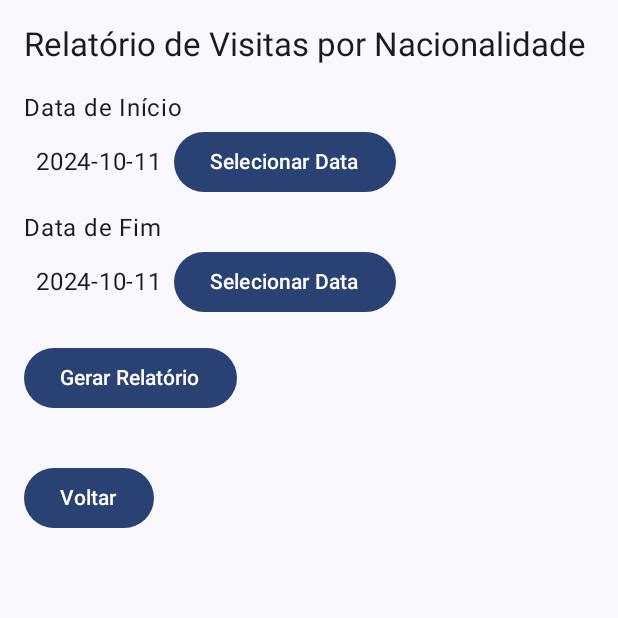
After one commit to billgatos/ProjAplicadoG06, an Android app built with Jetpack Compose: the composable RelatorioVisitasScreen shown on its own in the app's theme, on a phone screen of 412 x 824 dp, the top half of it. The commit adds this screen. Run offline under Robolectric (Android 15) with nearby library versions, the phone set to English and light mode, and no system bars.

Commit message:
relatórios

```diff
--- a/LojaSocialBD/app/build.gradle.kts
+++ b/LojaSocialBD/app/build.gradle.kts
@@ -10,7 +10,7 @@ android {
 
     defaultConfig {
         applicationId = "com.example.lojasocialbd"
-        minSdk = 24
+        minSdk = 26
         targetSdk = 34
         versionCode = 1
         versionName = "1.0"
--- a/LojaSocialBD/app/src/main/java/com/example/lojasocialbd/AdminHomeScreen.kt
+++ b/LojaSocialBD/app/src/main/java/com/example/lojasocialbd/AdminHomeScreen.kt
@@ -48,6 +48,9 @@ fun AdminHomeScreen(onOptionClick: (String) -> Unit, onLogoutClick: () -> Unit)
             Text("Voluntário")
         }
 
+        Button(onClick = { onOptionClick("Relatórios") }) {
+            Text("Relatórios")
+        }
         Spacer(modifier = Modifier.height(24.dp))
 
         Button(onClick = { onLogoutClick() }, colors = ButtonDefaults.buttonColors(MaterialTheme.colorScheme.error)) {
--- /dev/null
+++ b/LojaSocialBD/app/src/main/java/com/example/lojasocialbd/RelatorioVisitasScreen.kt
@@ -0,0 +1,113 @@
+package com.example.lojasocialbd
+import android.app.DatePickerDialog
+import android.widget.DatePicker
+import androidx.compose.foundation.layout.*
+import androidx.compose.foundation.lazy.LazyColumn
+import androidx.compose.foundation.lazy.items
+import androidx.compose.material3.*
+import androidx.compose.runtime.*
+import androidx.compose.ui.Alignment
+import androidx.compose.ui.Modifier
+import androidx.compose.ui.platform.LocalContext
+import androidx.compose.ui.unit.dp
+import java.time.LocalDate
+import java.util.*
+
+@Composable
+fun RelatorioVisitasScreen(onVoltarClick: () -> Unit) {
+    var dataInicio by remember { mutableStateOf(LocalDate.now()) }
+    var dataFim by remember { mutableStateOf(LocalDate.now()) }
+    var visitasPorNacionalidade by remember { mutableStateOf(listOf<VisitaPorNacionalidade>()) }
+    var showResults by remember { mutableStateOf(false) }
+
+    Column(modifier = Modifier.padding(16.dp)) {
+        Text("Relatório de Visitas por Nacionalidade", style = MaterialTheme.typography.titleLarge)
+
+        Spacer(modifier = Modifier.height(16.dp))
+
+        // Seleção de Data de Início
+        Text(text = "Data de Início")
+        DatePickerDialogComponent(selectedDate = dataInicio) { selectedDate ->
+            dataInicio = selectedDate
+        }
+
+        Spacer(modifier = Modifier.height(8.dp))
+
+        // Seleção de Data de Fim
+        Text(text = "Data de Fim")
+        DatePickerDialogComponent(selectedDate = dataFim) { selectedDate ->
+            dataFim = selectedDate
+        }
+
+        Spacer(modifier = Modifier.height(16.dp))
+
+        // Botão para gerar o relatório
+        Button(onClick = {
+            // Aqui você chamaria uma função para buscar os dados do banco de dados
+            visitasPorNacionalidade = gerarRelatorioVisitasPorNacionalidade(dataInicio, dataFim)
+            showResults = true
+        }) {
+            Text("Gerar Relatório")
+        }
+
+        Spacer(modifier = Modifier.height(16.dp))
+
+        // Exibir resultados após a consulta
+        if (showResults) {
+            Text("Visitas por Nacionalidade", style = MaterialTheme.typography.titleMedium)
+            LazyColumn {
+                items(visitasPorNacionalidade) { item ->
+                    Text("${item.nacionalidade}: ${item.quantidade} visitas")
+                }
+            }
+        }
+
+        Spacer(modifier = Modifier.height(16.dp))
+
+        // Botão para voltar ao menu
+        Button(onClick = { onVoltarClick() }) {
+            Text("Voltar")
+        }
+    }
+}
+
+@Composable
+fun DatePickerDialogComponent(
+    selectedDate: LocalDate,
+    onDateSelected: (LocalDate) -> Unit
+) {
+    val context = LocalContext.current
+    val calendar = Calendar.getInstance()
+
+    // Inicialize o DatePickerDialog com a data atual
+    val datePickerDialog = DatePickerDialog(
+        context,
+        { _: DatePicker, year: Int, month: Int, dayOfMonth: Int ->
+            onDateSelected(LocalDate.of(year, month + 1, dayOfMonth)) // Atualiza a data escolhida
+        },
+        selectedDate.year,
+        selectedDate.monthValue - 1,
+        selectedDate.dayOfMonth
+    )
+
+    // Botão para abrir o DatePickerDialog
+    Row(verticalAlignment = Alignment.CenterVertically) {
+        Text(text = selectedDate.toString(), modifier = Modifier.padding(8.dp))
+        Button(onClick = { datePickerDialog.show() }) {
+            Text("Selecionar Data")
+        }
+    }
+}
+
+// Simulação de função que gera o relatório (substitua por uma chamada real ao seu banco de dados)
+fun gerarRelatorioVisitasPorNacionalidade(dataInicio: LocalDate, dataFim: LocalDate): List<VisitaPorNacionalidade> {
+    // Aqui você filtraria os dados reais com base nas datas fornecidas e retornaria as visitas agrupadas por nacionalidade
+    return listOf(
+        VisitaPorNacionalidade("Portugal", 5),
+        VisitaPorNacionalidade("Brasil", 3),
+        VisitaPorNacionalidade("Angola", 7)
+    )
+}
+
+// Simulação de um modelo de dado para visitas por nacionalidade
+data class VisitaPorNacionalidade(val nacionalidade: String, val quantidade: Int)
```
Also changed, not shown: LojaSocialBD/app/src/main/java/com/example/lojasocialbd/MainActivity.kt (+2 -59 lines).
